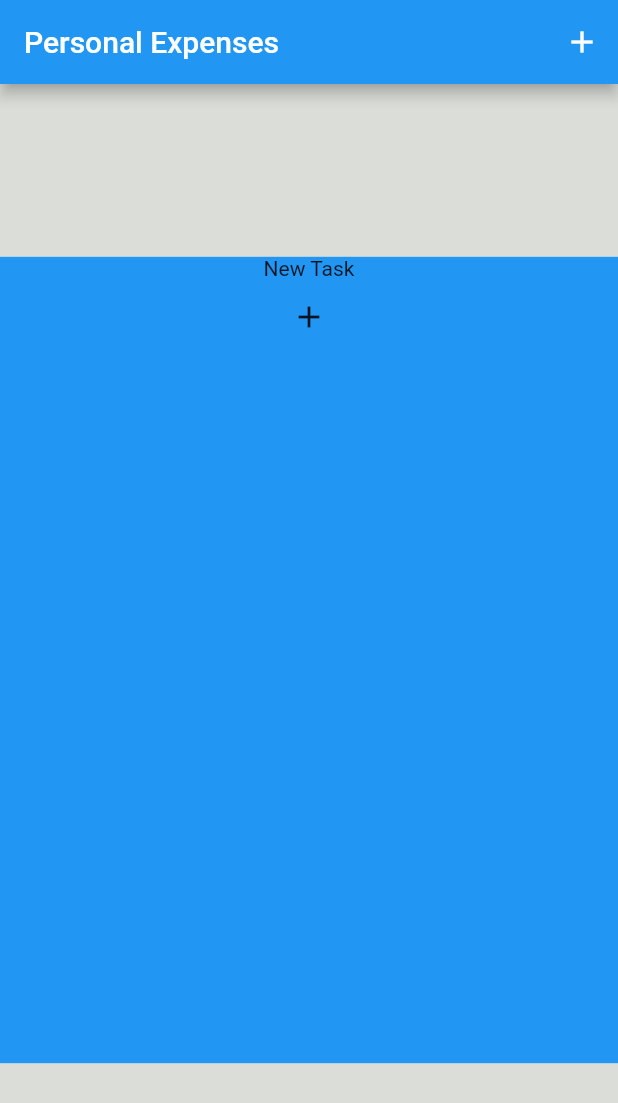
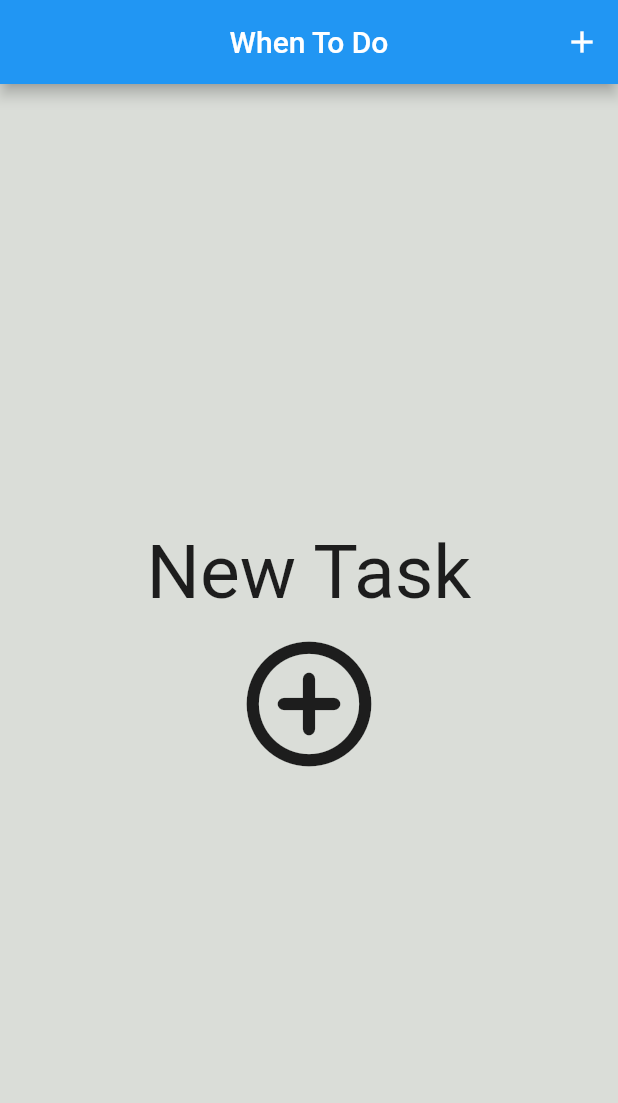
Before and after one commit to Aliastorm/whatTodo, a Flutter app: the screen it shows after launch, on a phone screen of 412 x 824 dp. Shown: the top 1103 px of the screen. Run offline on Flutter 3.47's test engine with Material 2 defaults, Android fonts, the phone set to English and light mode, and no system bars.

Commit message:
Listtile updated

```diff
--- a/lib/main.dart
+++ b/lib/main.dart
@@ -60,12 +60,12 @@ class _MyHomePageState extends State<MyHomePage> {
 
   @override
   Widget build(BuildContext context) {
-    final title = "What to do";
+    final title = "What To do";
     final mediaQuery = MediaQuery.of(context);
     final PreferredSizeWidget appBar = (Platform.isIOS
         ? CupertinoNavigationBar(
             middle: Text(
-              'Personal Expenses',
+              'What To DO',
             ),
             trailing: Row(
               mainAxisSize: MainAxisSize.min,
@@ -79,8 +79,9 @@ class _MyHomePageState extends State<MyHomePage> {
           )
         : AppBar(
             title: Text(
-              'Personal Expenses',
+              'When To Do',
             ),
+            centerTitle: true,
             actions: <Widget>[
               IconButton(
                 icon: Icon(Icons.add),
@@ -88,26 +89,6 @@ class _MyHomePageState extends State<MyHomePage> {
               ),
             ],
           )) as PreferredSizeWidget;
-
-/*         final PreferredSizeWidget appBar =  Platform.isIOS CupertinoNavigationBar(
-      middle: Text("What To Do"),
-    trailing: Row(
-              mainAxisSize: MainAxisSize.min,
-              children: <Widget>[
-                GestureDetector(
-                  child: Icon(CupertinoIcons.add),
-                  onTap: () => _newActivity(),
-                ),
-              ],
-            ),
-            ) : AppBar(
-             title: Text("What To Do"),
-             actions: [
-              IconButton(onPressed: () => _newActivity(), icon: Icon(Icons.add),),
-              ],
-
-
-            ); */
 
     return Scaffold(
       appBar: appBar,
@@ -117,15 +98,15 @@ class _MyHomePageState extends State<MyHomePage> {
         child: Container(
           decoration: BoxDecoration(color: Color.fromRGBO(218, 221, 216, 200)),
           child: Column(
+            mainAxisAlignment: MainAxisAlignment.center,
             crossAxisAlignment: CrossAxisAlignment.stretch,
-            mainAxisAlignment: MainAxisAlignment.spaceAround,
             children: [
               Container(
-                decoration: BoxDecoration(color: Colors.blue),
+                //    decoration: BoxDecoration(color: Colors.blue),
                 height: (mediaQuery.size.height -
                         appBar.preferredSize.height -
                         mediaQuery.padding.top) *
-                    0.7,
+                    0.95,
                 child: TaskList(_tasks, _newActivity),
               ),
             ],
--- a/lib/widgets/tasksList.dart
+++ b/lib/widgets/tasksList.dart
@@ -1,3 +1,6 @@
+import 'dart:ui';
+import 'package:intl/intl.dart';
+
 import 'package:flutter/material.dart';
 import 'package:whentodo_app/models/myTask.dart';
 import '../models/myTask.dart';
@@ -8,14 +11,21 @@ class TaskList extends StatelessWidget {
 
   TaskList(this.myTasks, this.createNewTask);
 
+  var newFormat = DateFormat("dd-MM-yyyy");
+
   @override
   Widget build(BuildContext context) {
     return myTasks.isEmpty
         ? Column(
+            mainAxisAlignment: MainAxisAlignment.center,
             children: [
-              Text("New Task"),
+              Text(
+                "New Task",
+                style: TextStyle(fontSize: 50),
+              ),
               IconButton(
-                icon: Icon(Icons.add),
+                icon: Icon(Icons.add_circle_outline_rounded),
+                iconSize: 100,
                 onPressed: () => createNewTask(),
               )
             ],
@@ -25,8 +35,41 @@ class TaskList extends StatelessWidget {
             itemCount: myTasks.length,
             itemBuilder: ((context, index) {
               return Card(
+                margin: EdgeInsets.symmetric(
+                  vertical: 6,
+                  horizontal: 10,
+                ),
                 elevation: 5,
-                child: ListTile(),
+                child: ListTile(
+                  leading: Icon(
+                    Icons.watch,
+                    color: Colors.red,
+                  ),
+                  title: Text(myTasks[index].name),
+                  subtitle: Row(
+                    mainAxisAlignment: MainAxisAlignment.spaceBetween,
+                    children: [
+                      Column(
+                        crossAxisAlignment: CrossAxisAlignment.start,
+                        children: [
+                          Text("Creation Date"),
+                          Text(newFormat.format(myTasks[index].creationDate))
+                        ],
+                      ),
+                      Column(
+                        crossAxisAlignment: CrossAxisAlignment.start,
+                        children: [
+                          Text("Expected Date"),
+                          Text(newFormat.format(myTasks[index].expectedDate)),
+                        ],
+                      )
+                    ],
+                  ),
+                  trailing: IconButton(
+                    icon: Icon(Icons.edit),
+                    onPressed: () => {},
+                  ),
+                ),
               );
             }),
           );
--- a/pubspec.yaml
+++ b/pubspec.yaml
@@ -29,6 +29,7 @@ environment:
 dependencies:
   flutter:
     sdk: flutter
+  intl: ^0.17.0
 
 
   # The following adds the Cupertino Icons font to your application.
```
